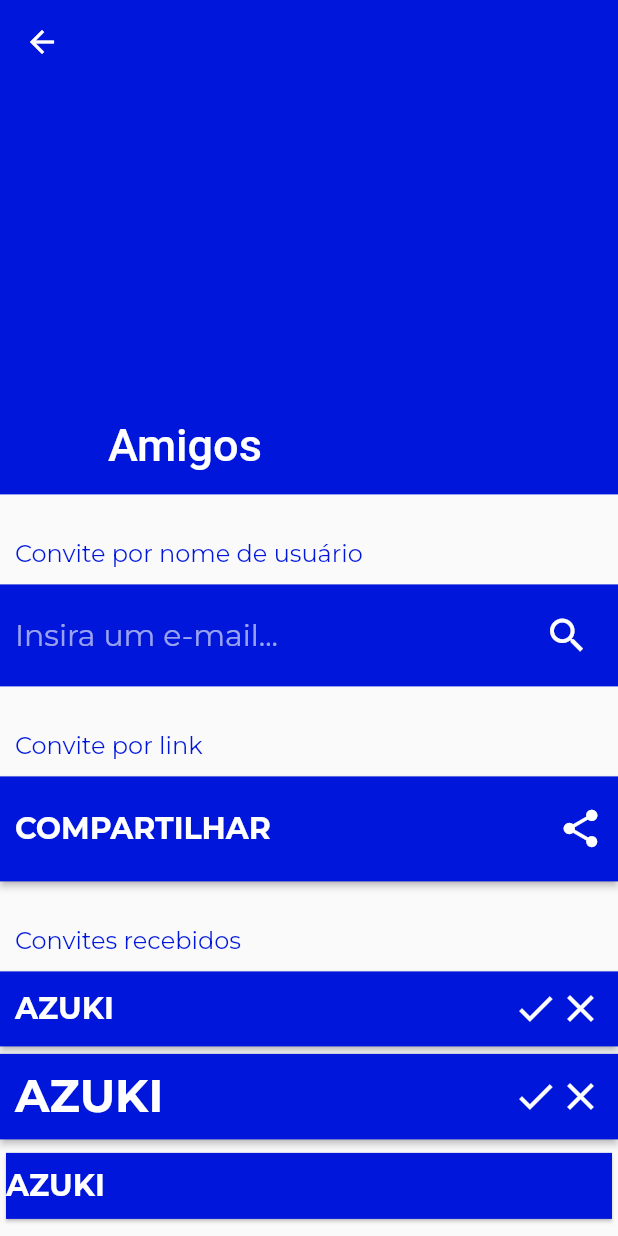
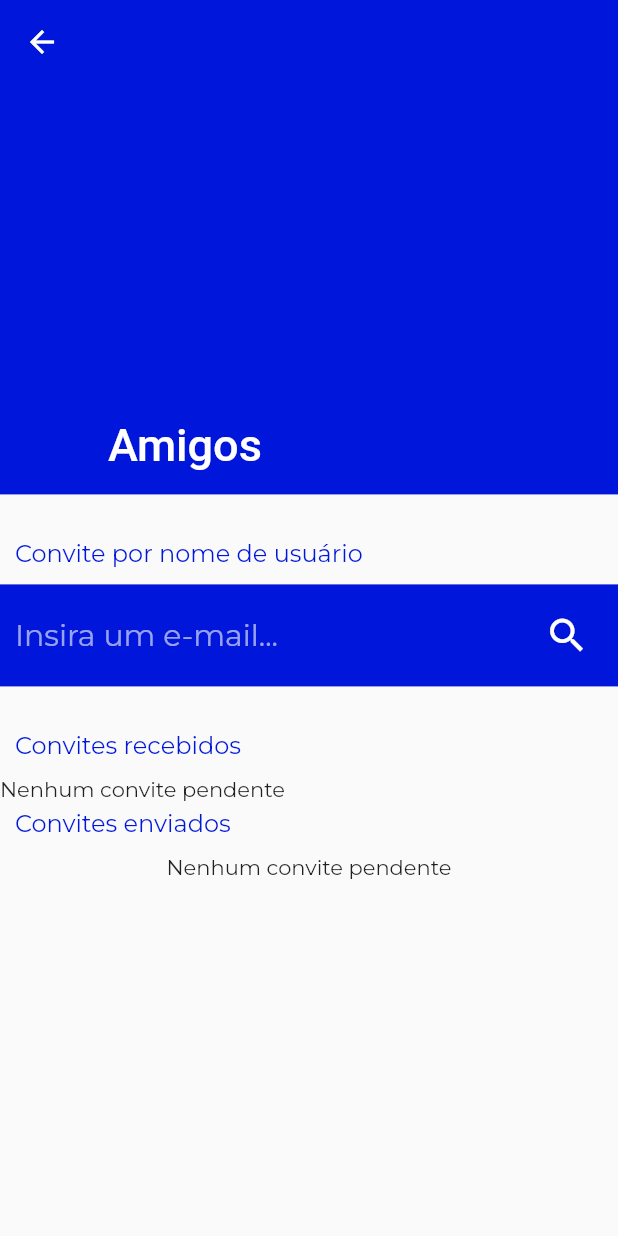
Before and after one commit to edionay/aguinha, a Flutter app: the FriendsScreen screen opened by its route, on a phone screen of 412 x 824 dp. Run offline on Flutter 3.47's test engine with Material 2 defaults, Android fonts, the phone set to English and light mode, and no system bars; our stand-ins replace cloud_firestore, cloud_functions, firebase_auth, firebase_core, firebase_messaging, flutter_local_notifications and 3 more; accounts and stored records are empty.

Commit message:
Display sent and received requests

```diff
--- a/lib/screens/friends_screen.dart
+++ b/lib/screens/friends_screen.dart
@@ -1,5 +1,8 @@
 import 'package:aguinha/constants.dart';
+import 'package:cloud_firestore/cloud_firestore.dart';
 import 'package:cloud_functions/cloud_functions.dart';
+import 'package:firebase_auth/firebase_auth.dart';
+
 import 'package:flutter/cupertino.dart';
 import 'package:flutter/material.dart';
 
@@ -41,73 +44,9 @@ class FriendsScreen extends StatelessWidget {
                   height: kDefaultPadding,
                 ),
                 UserSearchSection(),
-                SizedBox(
-                  height: kDefaultPadding * 3,
-                ),
-                Padding(
-                    padding: const EdgeInsets.only(left: kDefaultPadding),
-                    child: Text(
-                      'Convite por link',
-                      style: kSubheaderStyle,
-                    )),
-                SizedBox(
-                  height: kDefaultPadding,
-                ),
-                ElevatedButton(
-                  onPressed: () {},
-                  style: ElevatedButton.styleFrom(
-                    padding: EdgeInsets.symmetric(
-                        horizontal: kDefaultPadding,
-                        vertical: kDefaultPadding * 2),
-                    shape: RoundedRectangleBorder(
-                        borderRadius: BorderRadius.all(Radius.circular(0))),
-                    primary: kPrimaryColor,
-                  ),
-                  child: Row(
-                    mainAxisAlignment: MainAxisAlignment.spaceBetween,
-                    crossAxisAlignment: CrossAxisAlignment.center,
-                    children: [
-                      Text(
-                        'COMPARTILHAR',
-                        style: TextStyle(
-                            fontSize: kMediumFontSize,
-                            color: Colors.white,
-                            fontWeight: FontWeight.bold),
-                      ),
-                      Icon(
-                        Icons.share,
-                        color: Colors.white,
-                        size: kBigIconSize,
-                      )
-                    ],
-                  ),
-                ),
                 ReceivedInvitesSection(),
                 SizedBox(
                   height: kDefaultPadding / 2,
-                ),
-                Card(
-                  shape:
-                      RoundedRectangleBorder(borderRadius: BorderRadius.zero),
-                  color: kPrimaryColor,
-                  child: GestureDetector(
-                    onTap: () {},
-                    child: Padding(
-                      padding:
-                          const EdgeInsets.symmetric(vertical: kDefaultPadding),
-                      child: Text(
-                        'AZUKI',
-                        textAlign: TextAlign.left,
-                        style: TextStyle(
-                            fontSize: kMediumFontSize,
-                            color: Colors.white,
-                            fontWeight: FontWeight.bold),
-                      ),
-                    ),
-                  ),
-                ),
-                SizedBox(
-                  height: kDefaultPadding * 3,
                 ),
                 Padding(
                   padding: const EdgeInsets.only(left: kDefaultPadding),
@@ -119,80 +58,40 @@ class FriendsScreen extends StatelessWidget {
                 SizedBox(
                   height: kDefaultPadding,
                 ),
-                ElevatedButton(
-                  onPressed: () {},
-                  style: ElevatedButton.styleFrom(
-                    padding: EdgeInsets.all(kDefaultPadding),
-                    shape: RoundedRectangleBorder(
-                        borderRadius: BorderRadius.all(Radius.circular(0))),
-                    primary: kPrimaryColor,
+                Column(
+                  children: [
+                    StreamBuilder<QuerySnapshot>(
+                      stream: FirebaseFirestore.instance
+                          .collection('users')
+                          .doc(FirebaseAuth.instance.currentUser!.uid)
+                          .collection('sentRequests')
+                          .snapshots(),
+                      builder: (context, snapshot) {
+                        if (!snapshot.hasData) {
+                          return Center(
+                            child: CircularProgressIndicator(
+                              backgroundColor: Colors.lightBlueAccent,
                             ),
-                  child: Row(
-                    mainAxisAlignment: MainAxisAlignment.spaceBetween,
-                    crossAxisAlignment: CrossAxisAlignment.center,
-                    children: [
-                      Text(
-                        'FAMINTE',
-                        style: TextStyle(
-                            fontSize: kBigFontSize,
-                            color: Colors.white,
-                            fontWeight: FontWeight.bold),
-                      ),
-                      Row(
-                        children: [
-                          Icon(
-                            Icons.done,
-                            color: Colors.white,
-                            size: kBigIconSize,
-                          ),
-                          Icon(
-                            Icons.close,
-                            color: Colors.white,
-                            size: kBigIconSize,
+                          );
+                        }
+
+                        final receivedRequests = snapshot.data!.docs;
+                        if (receivedRequests.isEmpty)
+                          return Text('Nenhum convite pendente');
+                        List<Text> requestsWidgets = [];
+                        for (var request in receivedRequests) {
+                          print(request.get('nickname'));
+                          receivedRequests.indexOf(request);
+                          requestsWidgets.add(Text(request.get('nickname'))
+                              // FriendTile(index: friends.indexOf(friend), friend: friend),
+                              );
+                        }
+                        return Column(
+                          children: requestsWidgets,
+                        );
+                      },
                     ),
                   ],
-                      )
-                    ],
-                  ),
-                ),
-                SizedBox(
-                  height: kDefaultPadding / 2,
-                ),
-                ElevatedButton(
-                  onPressed: () {},
-                  style: ElevatedButton.styleFrom(
-                    padding: EdgeInsets.all(kDefaultPadding),
-                    shape: RoundedRectangleBorder(
-                        borderRadius: BorderRadius.all(Radius.circular(0))),
-                    primary: kPrimaryColor,
-                  ),
-                  child: Row(
-                    mainAxisAlignment: MainAxisAlignment.spaceBetween,
-                    crossAxisAlignment: CrossAxisAlignment.center,
-                    children: [
-                      Text(
-                        'AZUKI',
-                        style: TextStyle(
-                            fontSize: kBigFontSize,
-                            color: Colors.white,
-                            fontWeight: FontWeight.bold),
-                      ),
-                      Row(
-                        children: [
-                          Icon(
-                            Icons.done,
-                            color: Colors.white,
-                            size: kBigIconSize,
-                          ),
-                          Icon(
-                            Icons.close,
-                            color: Colors.white,
-                            size: kBigIconSize,
-                          ),
-                        ],
-                      )
-                    ],
-                  ),
                 ),
               ],
             ),
@@ -222,80 +121,40 @@ class ReceivedInvitesSection extends StatelessWidget {
         SizedBox(
           height: kDefaultPadding,
         ),
-        ElevatedButton(
-          onPressed: () {},
-          style: ElevatedButton.styleFrom(
-            padding: EdgeInsets.all(kDefaultPadding),
-            shape: RoundedRectangleBorder(
-                borderRadius: BorderRadius.all(Radius.circular(0))),
-            primary: kPrimaryColor,
+        Column(
+          children: [
+            StreamBuilder<QuerySnapshot>(
+              stream: FirebaseFirestore.instance
+                  .collection('users')
+                  .doc(FirebaseAuth.instance.currentUser!.uid)
+                  .collection('receivedRequests')
+                  .snapshots(),
+              builder: (context, snapshot) {
+                if (!snapshot.hasData) {
+                  return Center(
+                    child: CircularProgressIndicator(
+                      backgroundColor: Colors.lightBlueAccent,
                     ),
-          child: Row(
-            mainAxisAlignment: MainAxisAlignment.spaceBetween,
-            crossAxisAlignment: CrossAxisAlignment.center,
-            children: [
-              Text(
-                'AZUKI',
-                style: TextStyle(
-                    fontSize: kMediumFontSize,
-                    color: Colors.white,
-                    fontWeight: FontWeight.bold),
-              ),
-              Row(
-                children: [
-                  Icon(
-                    Icons.done,
-                    color: Colors.white,
-                    size: kBigIconSize,
-                  ),
-                  Icon(
-                    Icons.close,
-                    color: Colors.white,
-                    size: kBigIconSize,
+                  );
+                }
+                final receivedRequests = snapshot.data!.docs;
+                if (receivedRequests.isEmpty)
+                  return Text('Nenhum convite pendente');
+                List<Text> requestsWidgets = [];
+
+                for (var request in receivedRequests) {
+                  print(request.get('nickname'));
+                  receivedRequests.indexOf(request);
+                  requestsWidgets.add(Text(request.get('nickname'))
+                      // FriendTile(index: friends.indexOf(friend), friend: friend),
+                      );
+                }
+                return Column(
+                  children: requestsWidgets,
+                );
+              },
             ),
           ],
-              )
-            ],
-          ),
-        ),
-        SizedBox(
-          height: kDefaultPadding / 2,
-        ),
-        ElevatedButton(
-          onPressed: () {},
-          style: ElevatedButton.styleFrom(
-            padding: EdgeInsets.all(kDefaultPadding),
-            shape: RoundedRectangleBorder(
-                borderRadius: BorderRadius.all(Radius.circular(0))),
-            primary: kPrimaryColor,
-          ),
-          child: Row(
-            mainAxisAlignment: MainAxisAlignment.spaceBetween,
-            crossAxisAlignment: CrossAxisAlignment.center,
-            children: [
-              Text(
-                'AZUKI',
-                style: TextStyle(
-                    fontSize: kBigFontSize,
-                    color: Colors.white,
-                    fontWeight: FontWeight.bold),
-              ),
-              Row(
-                children: [
-                  Icon(
-                    Icons.done,
-                    color: Colors.white,
-                    size: kBigIconSize,
-                  ),
-                  Icon(
-                    Icons.close,
-                    color: Colors.white,
-                    size: kBigIconSize,
-                  ),
-                ],
-              )
-            ],
-          ),
         ),
       ],
     );
```
Lines whose indentation alone changed are shown as unchanged.
